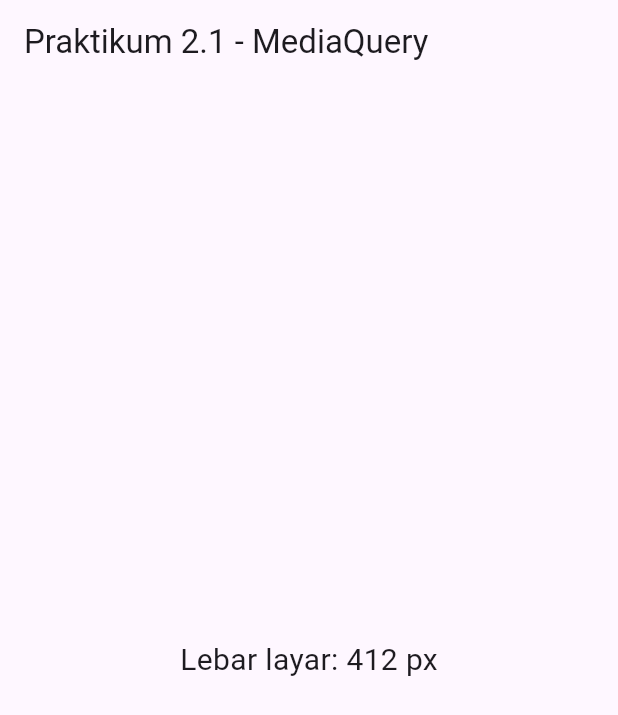
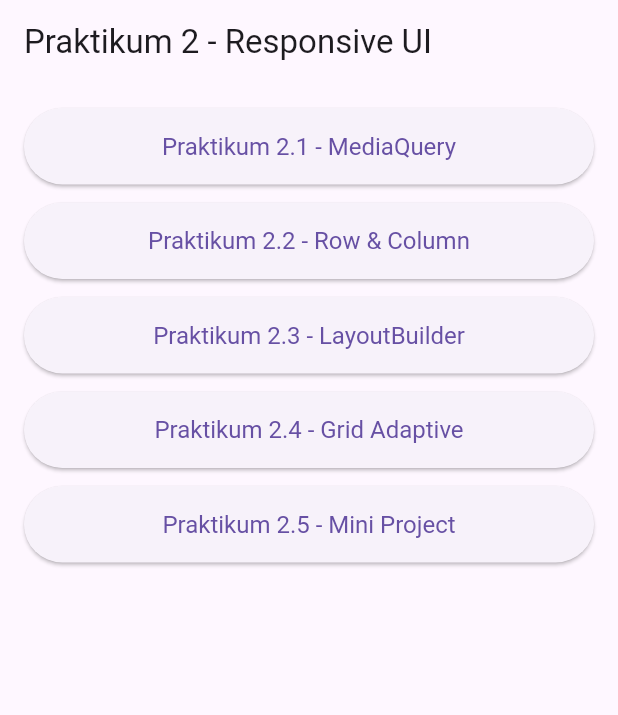
Before and after one commit to Atria23/adaptif_responsif_flutter, a Flutter app: the screen it shows after launch, on a phone screen of 412 x 824 dp. Shown: the top 715 px of the screen. Run offline on Flutter 3.47's test engine with Material 3 defaults, Android fonts, the phone set to English and light mode, and no system bars.

Commit message:
nambah menu di dashboard

```diff
--- a/lib/main.dart
+++ b/lib/main.dart
@@ -1,5 +1,6 @@
+// Danu Trianggoro / C2C023079
 import 'package:flutter/material.dart';
-import 'praktikum2_1_mediaquery.dart';
+import 'praktikum_menu.dart';
 
 void main() {
   runApp(const MyApp());
@@ -12,7 +13,7 @@ class MyApp extends StatelessWidget {
   Widget build(BuildContext context) {
     return const MaterialApp(
       debugShowCheckedModeBanner: false,
-      home: Praktikum21MediaQuery(), // ganti sesuai praktikum
+      home: PraktikumMenu(),
     );
   }
 }
--- a/lib/praktikum2_1_mediaquery.dart
+++ b/lib/praktikum2_1_mediaquery.dart
@@ -1,4 +1,5 @@
 import 'package:flutter/material.dart';
+import 'identity_footer.dart';
 
 class Praktikum21MediaQuery extends StatelessWidget {
   const Praktikum21MediaQuery({super.key});
@@ -8,14 +9,19 @@ class Praktikum21MediaQuery extends StatelessWidget {
     final width = MediaQuery.of(context).size.width;
 
     return Scaffold(
-      appBar: AppBar(
-        title: const Text('Praktikum 2.1 - MediaQuery'),
-      ),
-      body: Center(
-        child: Text(
-          'Lebar layar: ${width.toInt()} px',
-          style: const TextStyle(fontSize: 20),
-        ),
+      appBar: AppBar(title: const Text('Praktikum 2.1 - MediaQuery')),
+      body: Column(
+        children: [
+          Expanded(
+            child: Center(
+              child: Text(
+                'Lebar layar: ${width.toInt()} px',
+                style: const TextStyle(fontSize: 20),
+              ),
+            ),
+          ),
+          const IdentityFooter(identity: "Danu Trianggoro / C2C023079"),
+        ],
       ),
     );
   }
--- a/lib/praktikum2_2_responsive_row_column.dart
+++ b/lib/praktikum2_2_responsive_row_column.dart
@@ -1,4 +1,5 @@
 import 'package:flutter/material.dart';
+import 'identity_footer.dart';
 
 class Praktikum22Responsive extends StatelessWidget {
   const Praktikum22Responsive({super.key});
@@ -8,18 +9,19 @@ class Praktikum22Responsive extends StatelessWidget {
     final width = MediaQuery.of(context).size.width;
 
     return Scaffold(
-      appBar: AppBar(
-        title: const Text('Praktikum 2.2 - Responsif Dasar'),
-      ),
-      body: Padding(
-        padding: const EdgeInsets.all(16),
-        child: width < 600
-            ? Column(
-                children: _buildBoxes(),
-              )
-            : Row(
-                children: _buildBoxes(),
-              ),
+      appBar: AppBar(title: const Text('Praktikum 2.2 - Responsif Dasar')),
+      body: Column(
+        children: [
+          Expanded(
+            child: Padding(
+              padding: const EdgeInsets.all(16),
+              child: width < 600
+                  ? Column(children: _buildBoxes())
+                  : Row(children: _buildBoxes()),
+            ),
+          ),
+          const IdentityFooter(identity: "Danu Trianggoro / C2C023079"),
+        ],
       ),
     );
   }
--- /dev/null
+++ b/lib/praktikum_menu.dart
@@ -0,0 +1,49 @@
+import 'package:flutter/material.dart';
+
+import 'praktikum2_1_mediaquery.dart';
+import 'praktikum2_2_responsive_row_column.dart';
+import 'praktikum2_3_layoutbuilder.dart';
+import 'praktikum2_4_grid_adaptive.dart';
+import 'praktikum2_5_mini_project_responsive.dart';
+
+class PraktikumMenu extends StatelessWidget {
+  const PraktikumMenu({super.key});
+
+  @override
+  Widget build(BuildContext context) {
+    return Scaffold(
+      appBar: AppBar(
+        title: const Text("Praktikum 2 - Responsive UI"),
+      ),
+      body: ListView(
+        padding: const EdgeInsets.all(16),
+        children: [
+          menuButton(context, "Praktikum 2.1 - MediaQuery", const Praktikum21MediaQuery()),
+          menuButton(context, "Praktikum 2.2 - Row & Column", const Praktikum22Responsive()),
+          menuButton(context, "Praktikum 2.3 - LayoutBuilder", const Praktikum23LayoutBuilder()),
+          menuButton(context, "Praktikum 2.4 - Grid Adaptive", const Praktikum24GridAdaptive()),
+          menuButton(context, "Praktikum 2.5 - Mini Project", const Praktikum25MiniProject()),
+        ],
+      ),
+    );
+  }
+
+  Widget menuButton(BuildContext context, String title, Widget page) {
+    return Padding(
+      padding: const EdgeInsets.only(bottom: 12),
+      child: ElevatedButton(
+        style: ElevatedButton.styleFrom(
+          padding: const EdgeInsets.all(16),
+          textStyle: const TextStyle(fontSize: 16),
+        ),
+        onPressed: () {
+          Navigator.push(
+            context,
+            MaterialPageRoute(builder: (_) => page),
+          );
+        },
+        child: Text(title),
+      ),
+    );
+  }
+}
```
Also changed, not shown: lib/identity_footer.dart (added, +25 -0 lines), lib/praktikum2_3_layoutbuilder.dart (+10 -4 lines), lib/praktikum2_4_grid_adaptive.dart (+10 -7 lines), lib/praktikum2_5_mini_project_responsive.dart (+14 -15 lines).
